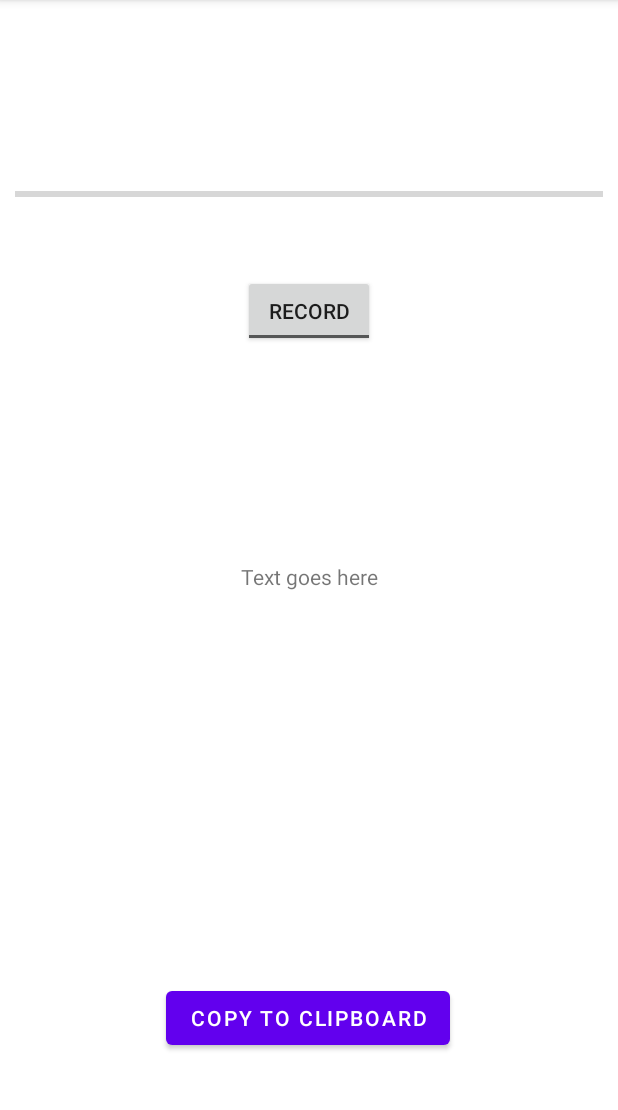
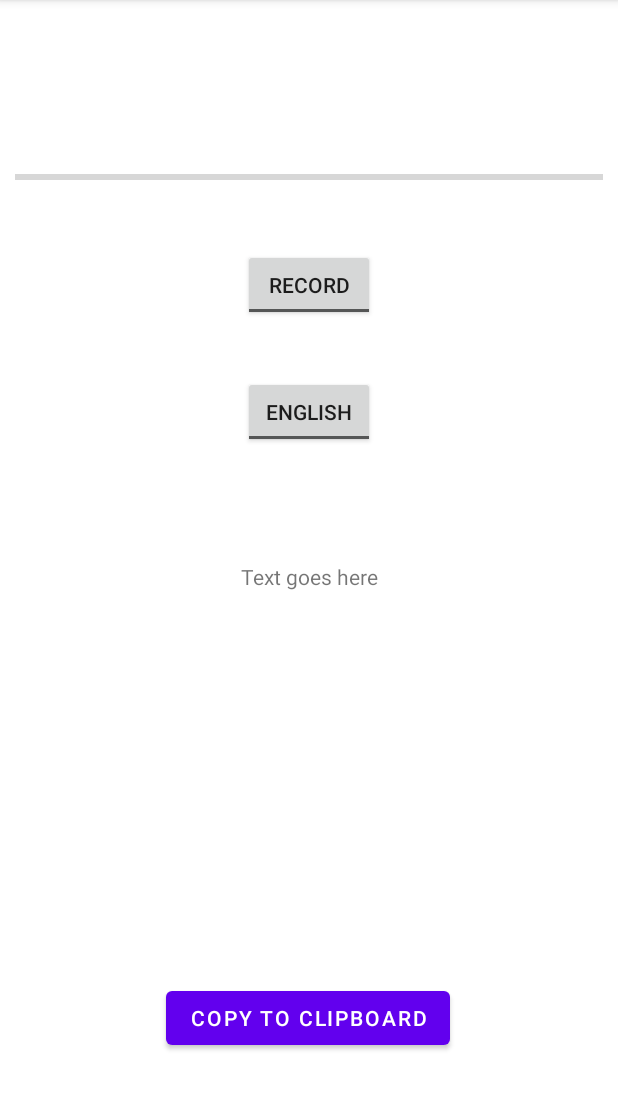
Before and after one commit to DanielEverland/BachelorProject, an Android app: the SpeechToTextActivity screen opened directly, with no data from a screen before it, on a phone screen of 412 x 824 dp, the part 84-1194 px from its top. Run offline under Robolectric (Android 15) with nearby library versions, the phone set to English and light mode, and no system bars.

Commit message:
Locale button

```diff
--- a/ConcussionClient/app/src/main/java/com/DTU/concussionclient/SpeechToTextActivity.kt
+++ b/ConcussionClient/app/src/main/java/com/DTU/concussionclient/SpeechToTextActivity.kt
@@ -13,10 +13,13 @@ import android.util.Log
 import android.view.View
 import android.widget.*
 import androidx.core.app.ActivityCompat
+import java.util.*
 
 class SpeechToTextActivity : AppCompatActivity(), RecognitionListener {
 
     private lateinit var copyButton : Button
+    private lateinit var localeButton : ToggleButton
+    private var locale = "US-en"
     private val permission = 100
     private lateinit var returnedText: TextView
     private lateinit var toggleButton: ToggleButton
@@ -29,6 +32,9 @@ class SpeechToTextActivity : AppCompatActivity(), RecognitionListener {
         super.onCreate(savedInstanceState)
         setContentView(R.layout.activity_speech_to_text)
 
+        Locale.setDefault(Locale.GERMANY)
+
+        localeButton = findViewById(R.id.localeButton)
         copyButton = findViewById(R.id.copyButton)
         returnedText = findViewById(R.id.textView)
         progressBar = findViewById(R.id.progressBar)
@@ -39,6 +45,7 @@ class SpeechToTextActivity : AppCompatActivity(), RecognitionListener {
         speech.setRecognitionListener(this)
         recognizerIntent = Intent(RecognizerIntent.ACTION_RECOGNIZE_SPEECH)
         recognizerIntent.putExtra(RecognizerIntent.EXTRA_LANGUAGE_PREFERENCE, "US-en")
+        recognizerIntent.putExtra(RecognizerIntent.EXTRA_LANGUAGE, locale)
         recognizerIntent.putExtra(RecognizerIntent.EXTRA_LANGUAGE_MODEL,
             RecognizerIntent.LANGUAGE_MODEL_FREE_FORM)
         recognizerIntent.putExtra(RecognizerIntent.EXTRA_MAX_RESULTS, 3)
@@ -53,6 +60,17 @@ class SpeechToTextActivity : AppCompatActivity(), RecognitionListener {
                 progressBar.isIndeterminate = false
                 progressBar.visibility = View.VISIBLE
                 speech.stopListening()
+            }
+        }
+
+        localeButton.setOnCheckedChangeListener { _, isChecked ->
+            if (isChecked) {
+                locale = "DA-dk"
+                recognizerIntent.putExtra(RecognizerIntent.EXTRA_LANGUAGE, locale)
+            }
+            else {
+                locale = Locale.US.toString()
+                recognizerIntent.putExtra(RecognizerIntent.EXTRA_LANGUAGE, locale)
             }
         }
 
@@ -151,6 +169,6 @@ class SpeechToTextActivity : AppCompatActivity(), RecognitionListener {
         }
         returnedText.text = text
 
-        Log.d("test", text)
+        Log.i(logTag, text)
     }
 }
--- a/ConcussionClient/app/src/main/res/layout/activity_speech_to_text.xml
+++ b/ConcussionClient/app/src/main/res/layout/activity_speech_to_text.xml
@@ -41,14 +41,32 @@
         android:layout_marginStart="161dp"
         android:layout_marginTop="20dp"
         android:layout_marginEnd="162dp"
-        android:layout_marginBottom="531dp"
+        android:layout_marginBottom="21dp"
         android:text="ToggleButton"
         android:textOff="Record"
         android:textOn="Stop"
-        app:layout_constraintBottom_toBottomOf="parent"
+        app:layout_constraintBottom_toTopOf="@+id/localeButton"
         app:layout_constraintEnd_toEndOf="parent"
         app:layout_constraintStart_toStartOf="parent"
         app:layout_constraintTop_toBottomOf="@+id/progressBar" />
+
+    <ToggleButton
+        android:id="@+id/localeButton"
+        android:layout_width="wrap_content"
+        android:layout_height="wrap_content"
+        android:layout_alignParentTop="true"
+        android:layout_centerHorizontal="true"
+        android:layout_marginStart="161dp"
+        android:layout_marginTop="15dp"
+        android:layout_marginEnd="162dp"
+        android:layout_marginBottom="82dp"
+        android:text="ToggleButton"
+        android:textOff="English"
+        android:textOn="Dansk"
+        app:layout_constraintBottom_toTopOf="@+id/textView"
+        app:layout_constraintEnd_toEndOf="parent"
+        app:layout_constraintStart_toStartOf="parent"
+        app:layout_constraintTop_toBottomOf="@+id/toggleButton" />
 
     <Button
         android:id="@+id/copyButton"
```
